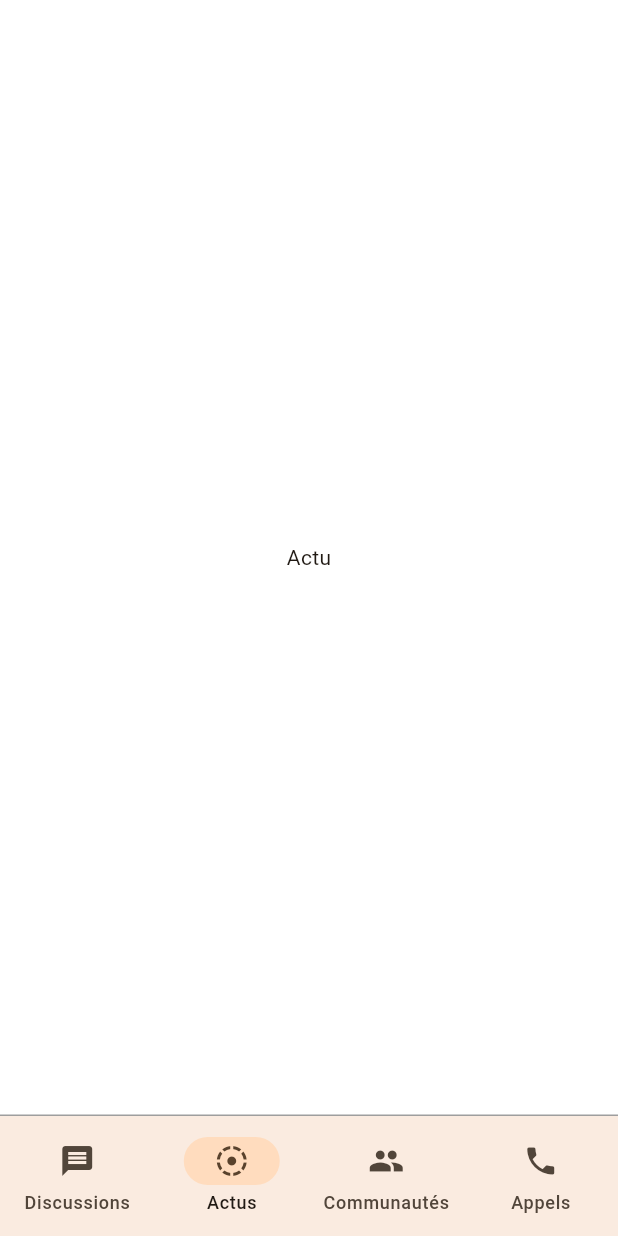
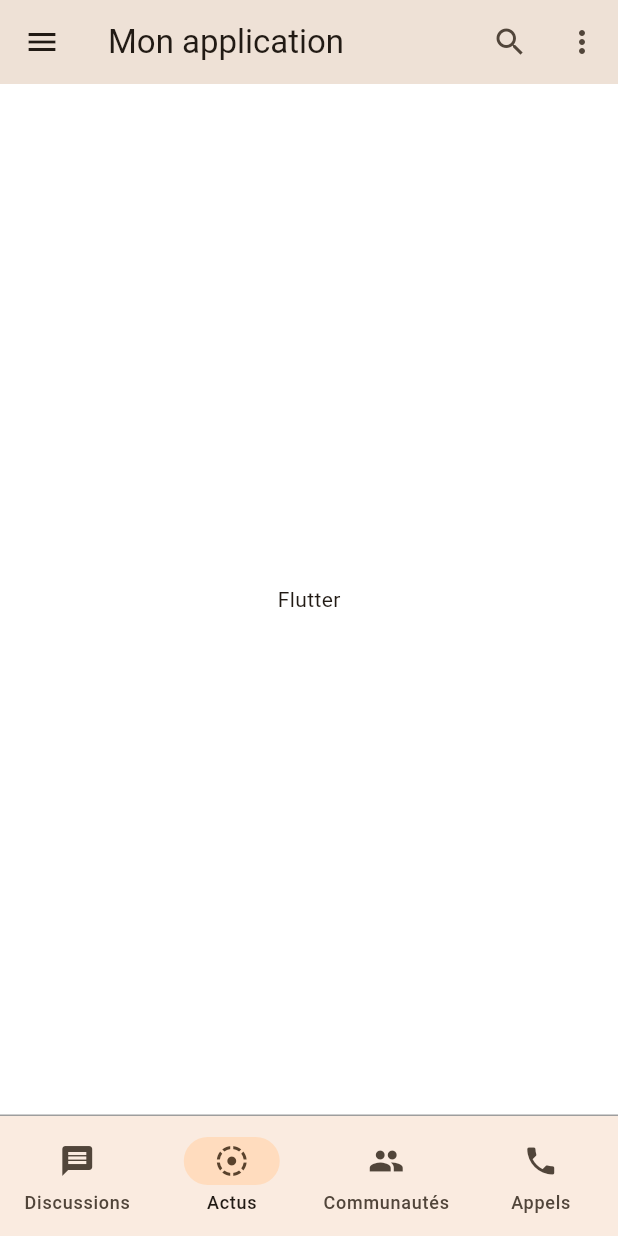
Before and after one commit to IxemGod/tuto-flutter, a Flutter app: the screen it shows after launch, on a phone screen of 412 x 824 dp. Run offline on Flutter 3.47's test engine with Material 3 defaults, Android fonts, the light colour scheme and no system bars.

Commit message:
Vidéo Flutter AppBar

```diff
--- a/lib/pages/actus.dart
+++ b/lib/pages/actus.dart
@@ -1,11 +1,27 @@
 import 'package:flutter/material.dart';
 
 
-class ActusPage extends StatelessWidget{
+class ActusPage extends StatefulWidget {
   @override
-  Widget build(BuildContext context){
-    return Center(
-      child: Text("Actu"),
+  _ActuPageState createState() => _ActuPageState();
+}
+
+class _ActuPageState extends State<ActusPage>{
+  @override
+    Widget build(BuildContext context){
+    return Scaffold(
+      appBar: AppBar(
+        leading: Icon(Icons.menu), // Partie tout a gauche
+        title: Text("Mon application"),
+        elevation: 18.0,
+        actions: [
+          IconButton(onPressed: (){}, icon: Icon(Icons.search)),
+          IconButton(onPressed: (){}, icon: Icon(Icons.more_vert))
+        ],
+      ),
+      body: Center(
+        child: Text("Flutter"),
+      ),
     );
   }
 }
```
